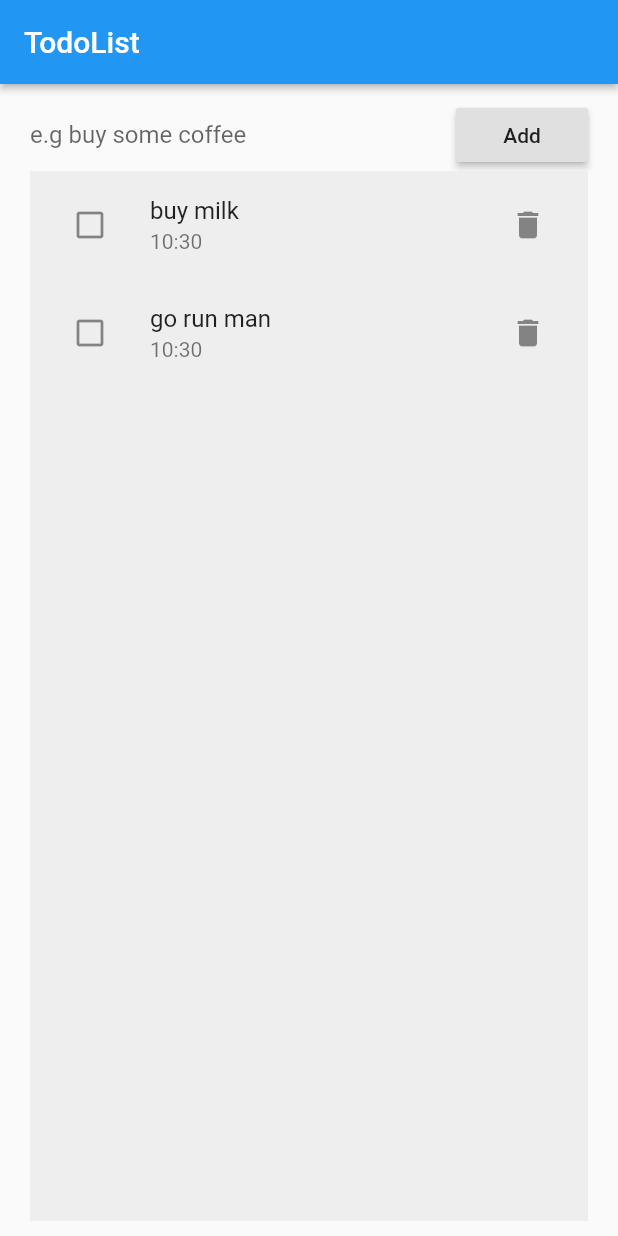
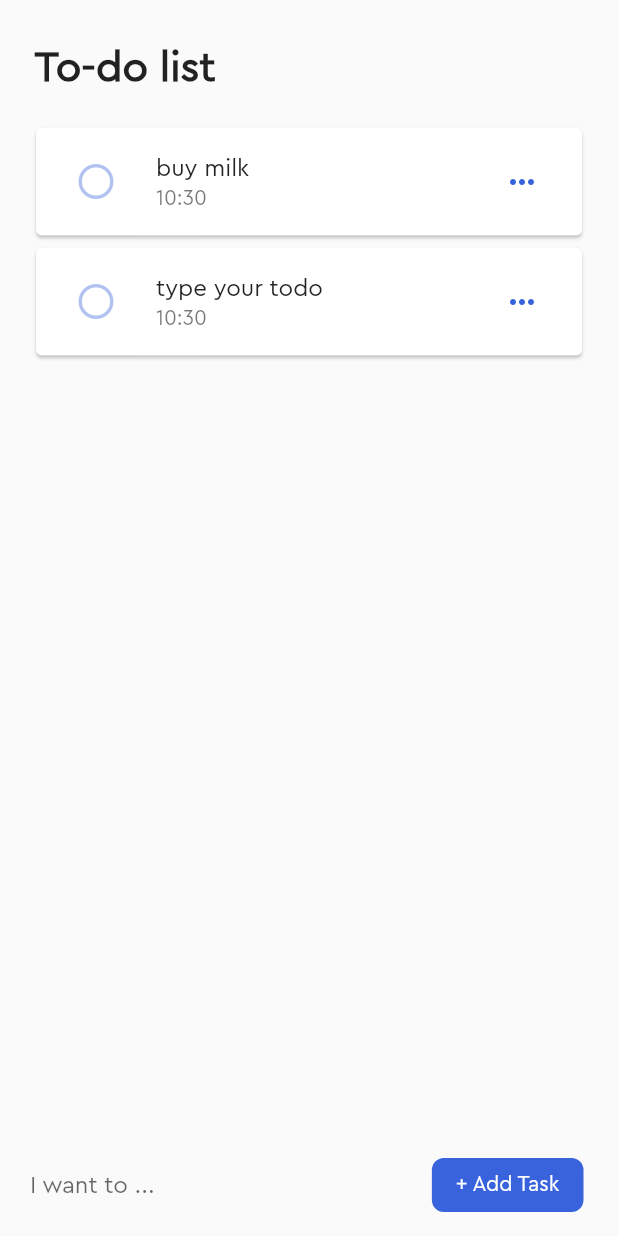
Before and after one commit to mostafabahri/todo-list, a Flutter app: the screen it shows after launch, on a phone screen of 412 x 824 dp. Run offline on Flutter 3.47's test engine with Material 2 defaults, Android fonts, the phone set to English and light mode, and no system bars; our stand-ins replace font_awesome_flutter.

Commit message:
new design

```diff
--- a/lib/main.dart
+++ b/lib/main.dart
@@ -1,4 +1,5 @@
 import 'package:flutter/material.dart';
+import 'package:font_awesome_flutter/font_awesome_flutter.dart';
 
 void main() => runApp(MyApp());
 
@@ -7,15 +8,13 @@ class MyApp extends StatelessWidget {
   Widget build(BuildContext context) {
     return MaterialApp(
       title: 'TodoList',
+      debugShowCheckedModeBanner: false,
       theme: ThemeData(
-        primarySwatch: Colors.blue,
+        primaryColor: Color(0xff3863DC),
+        fontFamily: 'Cera',
       ),
       home: Scaffold(
-        appBar: AppBar(
-          title: Text('TodoList'),
-          elevation: 2,
-        ),
-        body: TodoForm(),
+        body: SafeArea(child: TodoForm()),
       ),
     );
   }
@@ -41,7 +40,7 @@ class Todo {
 class _TodoFormState extends State<TodoForm> {
   final inputCtrl = TextEditingController();
 
-  List<Todo> todos = [Todo(text: 'buy milk'), Todo(text: 'go run man')];
+  List<Todo> todos = [Todo(text: 'buy milk'), Todo(text: 'type your todo')];
 
   @override
   Widget build(BuildContext context) {
@@ -49,16 +48,30 @@ class _TodoFormState extends State<TodoForm> {
       padding: const EdgeInsets.symmetric(vertical: 10, horizontal: 20),
       child: Column(
         children: <Widget>[
-          _buildInputRow(),
-          Expanded(
-            child: Container(
-              color: Colors.grey[200],
-              child: ListView.builder(
-                itemCount: todos.length,
-                itemBuilder: _todoItemBuilder,
+          Row(children: [
+            Container(
+              margin: EdgeInsets.only(top: 18, bottom: 18),
+              padding: EdgeInsets.only(left: 3),
+              child: Text(
+                'To-do list',
+                style: TextStyle(
+                  color: Colors.black87,
+                  fontWeight: FontWeight.w700,
+                  fontSize: 28,
                 ),
               ),
             ),
+          ]),
+          Expanded(
+              child: todos.length != 0
+                  ? ListView.builder(
+                      itemCount: todos.length,
+                      itemBuilder: _todoItemBuilder,
+                    )
+                  : Center(
+                      child: Text('Add something!'),
+                    )),
+          _buildInputRow(),
         ],
       ),
     );
@@ -71,13 +84,16 @@ class _TodoFormState extends State<TodoForm> {
           child: TextField(
             controller: inputCtrl,
             decoration: InputDecoration(
-              hintText: 'e.g buy some coffee',
+              hintText: 'I want to ...',
               border: InputBorder.none,
             ),
           ),
         ),
-        RaisedButton(
-          child: Text('Add'),
+        FlatButton(
+          shape: RoundedRectangleBorder(borderRadius: BorderRadius.circular(8)),
+          color: Theme.of(context).primaryColor,
+          textColor: Colors.white,
+          child: Text('+ Add Task'),
           onPressed: () {
             if (inputCtrl.text.isNotEmpty)
               setState(() {
@@ -85,6 +101,9 @@ class _TodoFormState extends State<TodoForm> {
                 inputCtrl.text = '';
               });
           },
+        ),
+        SizedBox(
+          width: 3,
         )
       ],
     );
@@ -117,7 +136,9 @@ class TodoItem extends StatelessWidget {
 
   @override
   Widget build(BuildContext context) {
-    return ListTile(
+    final completedIconColor = Theme.of(context).primaryColor.withAlpha(100);
+    return Card(
+      child: ListTile(
         title: Text(
           todo.text,
           style: TextStyle(
@@ -128,13 +149,23 @@ class TodoItem extends StatelessWidget {
         subtitle: Text('${todo.time.hour}:${todo.time.minute}'),
         leading: IconButton(
           icon: todo.completed
-            ? Icon(Icons.check_box)
-            : Icon(Icons.check_box_outline_blank),
+              ? Icon(
+                  FontAwesomeIcons.checkCircle,
+                  color: completedIconColor,
+                )
+              : Icon(
+                  FontAwesomeIcons.circle,
+                  color: completedIconColor,
+                ),
           onPressed: togglePressed,
         ),
         trailing: IconButton(
-        icon: Icon(Icons.delete),
-        onPressed: removePressed,
+          icon: Icon(
+            Icons.more_horiz,
+            color: Theme.of(context).primaryColor,
+          ),
+          onPressed: () {},
+        ),
       ),
     );
   }
```
Also changed, not shown: pubspec.yaml (+6 -59 lines), assets/fonts/CeraPro.ttf (added), pubspec.lock. Lines whose indentation alone changed are shown as unchanged.
